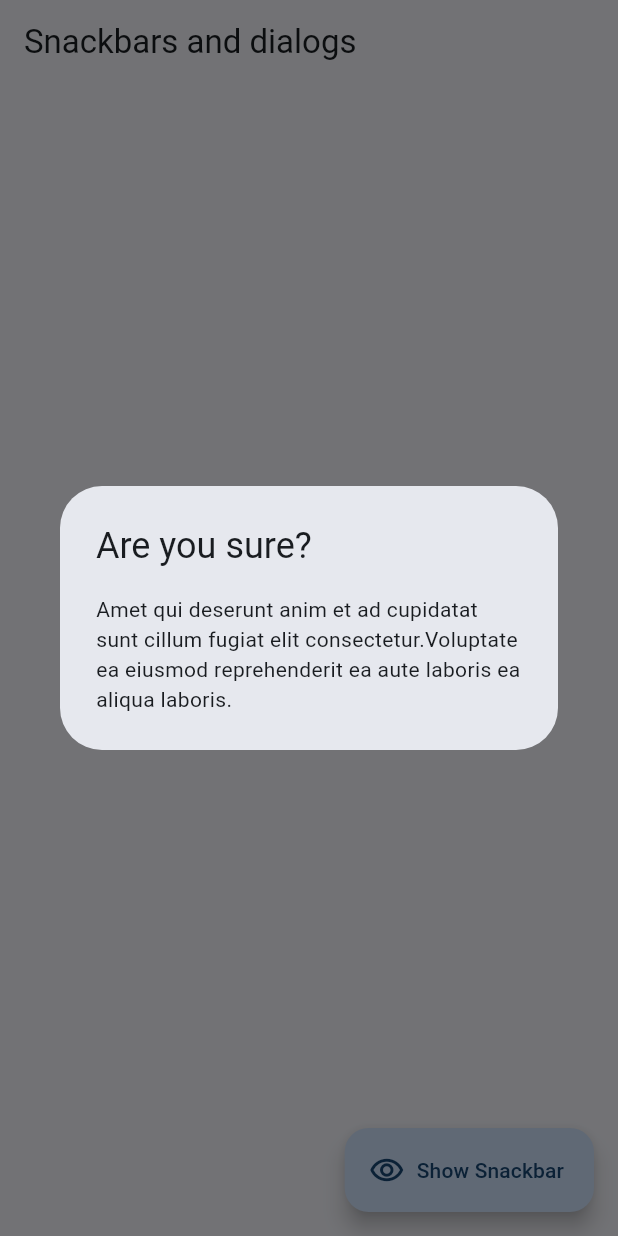
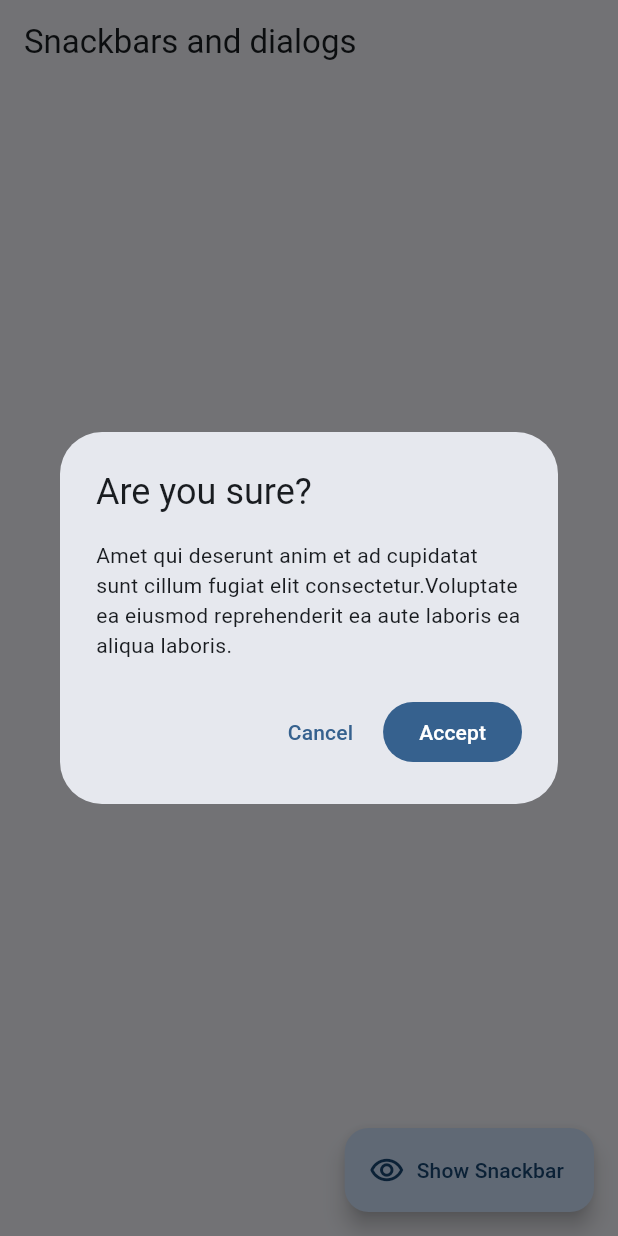
Before and after one commit to Danieruone/widgets-app, a Flutter app: the SnackBarScreen screen opened by its route, after a tap on "Show dialog", on a phone screen of 412 x 824 dp. Run offline on Flutter 3.47's test engine with Material 3 defaults, Android fonts, the phone set to English and light mode, and no system bars; our stand-ins replace go_router.

```diff
--- a/lib/presentation/screens/snackbar/snackbar_screen.dart
+++ b/lib/presentation/screens/snackbar/snackbar_screen.dart
@@ -16,10 +16,14 @@ class SnackBarScreen extends StatelessWidget {
   void openDialog(BuildContext context) {
     showDialog(
         context: context,
-        builder: (context) => const AlertDialog(
-              title: Text("Are you sure?"),
-              content: Text(
+        builder: (context) => AlertDialog(
+              title: const Text("Are you sure?"),
+              content: const Text(
                   "Amet qui deserunt anim et ad cupidatat sunt cillum fugiat elit consectetur.Voluptate ea eiusmod reprehenderit ea aute laboris ea aliqua laboris."),
+              actions: [
+                TextButton(onPressed: () {}, child: const Text("Cancel")),
+                FilledButton(onPressed: () {}, child: const Text("Accept")),
+              ],
             ));
   }
 
```
